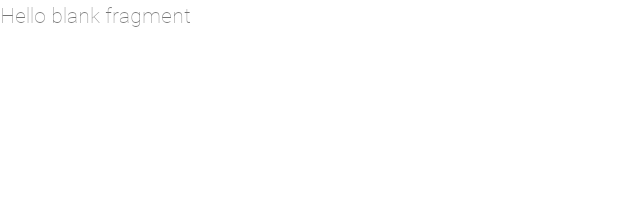
After one commit to LuchosSv/android-desafio, an Android app: the layout fragment_profile.xml on its own in the app's theme, with its tools: preview values and no code run, on a phone screen of 412 x 824 dp. The commit adds this screen. Shown: the top 197 px of the screen. Run offline under Robolectric (Android 15) with nearby library versions, the phone set to English and light mode, and no system bars.

Commit message:
se agrega bottomnav, fragment notas y profile

```diff
--- a/app/src/main/java/com/example/androidparadigma/data/Repository.kt
+++ b/app/src/main/java/com/example/androidparadigma/data/Repository.kt
@@ -11,4 +11,6 @@ class Repository (private val localDataSource: LocalDataSource){
         localDataSource.insertLocalPerson(personEntity)
     }
 
+    fun getCountPersonLocal() = localDataSource.getCountPersonLocal()
+
 }
--- a/app/src/main/java/com/example/androidparadigma/data/local/LocalDataSource.kt
+++ b/app/src/main/java/com/example/androidparadigma/data/local/LocalDataSource.kt
@@ -11,4 +11,5 @@ class LocalDataSource (private val personDao: PersonDao){
         personDao.insertLocalPerson(userEntity)
     }
 
+    fun getCountPersonLocal() = personDao.getCountPersonLocal()
 }
--- a/app/src/main/java/com/example/androidparadigma/data/local/PersonDao.kt
+++ b/app/src/main/java/com/example/androidparadigma/data/local/PersonDao.kt
@@ -17,4 +17,8 @@ interface PersonDao {
     @Insert(onConflict = OnConflictStrategy.REPLACE)
     suspend fun insertLocalPerson(userEntity: PersonEntity)
 
+    //Count person
+    @Query("SELECT COUNT(*) FROM person_table")
+    fun getCountPersonLocal(): LiveData<Int>
+
 }
--- a/app/src/main/java/com/example/androidparadigma/fragment/WelcomeFragment.kt
+++ b/app/src/main/java/com/example/androidparadigma/fragment/WelcomeFragment.kt
@@ -33,6 +33,7 @@ class WelcomeFragment : Fragment(), AdapterView.OnItemSelectedListener {
 
         personViewModel.localPersonList
 
+        //fill spinners
         ArrayAdapter.createFromResource(
             requireContext(), R.array.day, android.R.layout.simple_spinner_item
         ).also { adapter ->
@@ -40,6 +41,7 @@ class WelcomeFragment : Fragment(), AdapterView.OnItemSelectedListener {
             binding.spinnerDay.adapter = adapter
         }
 
+        //Save user when register in app
         binding.buttonWelcomeFragment.setOnClickListener {
             personViewModel.insertLocalPerson(
                 id = 1,
--- /dev/null
+++ b/app/src/main/res/layout/fragment_profile.xml
@@ -0,0 +1,14 @@
+<?xml version="1.0" encoding="utf-8"?>
+<FrameLayout xmlns:android="http://schemas.android.com/apk/res/android"
+    xmlns:tools="http://schemas.android.com/tools"
+    android:layout_width="match_parent"
+    android:layout_height="match_parent"
+    tools:context=".fragment.ProfileFragment">
+
+    <!-- TODO: Update blank fragment layout -->
+    <TextView
+        android:layout_width="match_parent"
+        android:layout_height="match_parent"
+        android:text="@string/hello_blank_fragment" />
+
+</FrameLayout>
--- a/app/src/main/res/menu/bottom_navigation.xml
+++ b/app/src/main/res/menu/bottom_navigation.xml
@@ -1,12 +1,12 @@
 <?xml version="1.0" encoding="utf-8"?>
 <menu xmlns:android="http://schemas.android.com/apk/res/android">
     <item
-        android:id="@+id/posts"
+        android:id="@+id/postsFragment"
         android:icon="@drawable/ic_posts"
         android:title="@string/text_notas" />
 
     <item
-        android:id="@+id/perfil"
+        android:id="@+id/profileFragment"
         android:icon="@drawable/ic_profile"
         android:title="@string/text_perfil" />
 </menu>
--- a/app/src/main/res/navigation/nav_graph.xml
+++ b/app/src/main/res/navigation/nav_graph.xml
@@ -26,4 +26,9 @@
             app:popUpTo="@+id/welcomeFragment"
             app:popUpToInclusive="true"/>
     </fragment>
+    <fragment
+        android:id="@+id/profileFragment"
+        android:name="com.example.androidparadigma.fragment.ProfileFragment"
+        android:label="fragment_profile"
+        tools:layout="@layout/fragment_profile" />
 </navigation>
```
Also changed, not shown: app/src/main/java/com/example/androidparadigma/MainActivity.kt (+36 -2 lines), app/src/main/java/com/example/androidparadigma/fragment/PostsFragment.kt (+7 -1 lines), app/src/main/java/com/example/androidparadigma/fragment/ProfileFragment.kt (added, +19 -0 lines), app/src/main/java/com/example/androidparadigma/onBush.kt (added, +7 -0 lines), app/src/main/res/layout/activity_main.xml (+20 -3 lines), app/src/main/res/layout/fragment_posts.xml (+0 -7 lines), app/src/main/res/layout/fragment_welcome.xml (+6 -6 lines).
